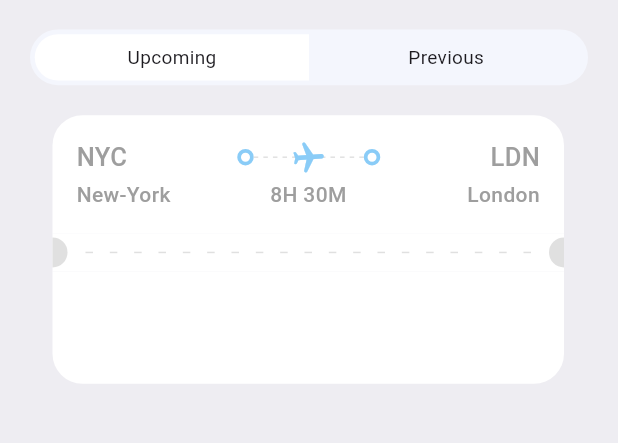
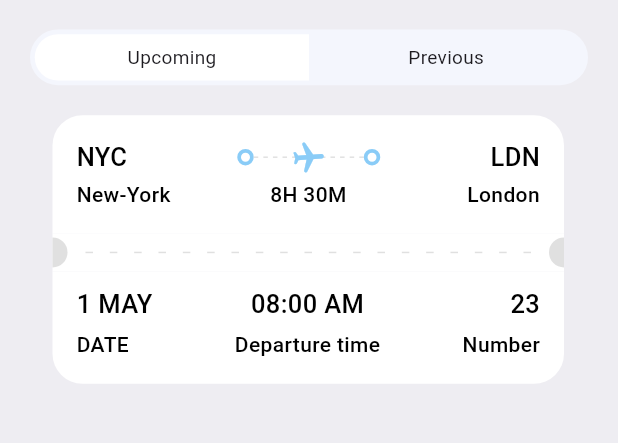
Before and after one commit to Shajjad002/book_tickets, a Flutter app: the TicketScreen screen opened directly, on a phone screen of 412 x 824 dp, the part 146-589 px from its top. Run offline on Flutter 3.47's test engine with Material 3 defaults, Android fonts, the phone set to English and light mode, and no system bars; our stand-ins replace fluentui_icons, gap, get.

Commit message:
Ticket view color

```diff
--- a/lib/screens/ticket_view.dart
+++ b/lib/screens/ticket_view.dart
@@ -33,7 +33,7 @@ class TicketView extends StatelessWidget{
                 children: [
                   Row(
                     children: [
-                      Text(ticket['from']['code'], style: isColor==null? Styles.headLineStyle3.copyWith(color: Colors.white):Styles.headLineStyle3),
+                      Text(ticket['from']['code'], style: isColor==null? Styles.headLineStyle3.copyWith(color: Colors.white):Styles.headLineStyle3.copyWith(color: Colors.black)),
                       Expanded(child: Container()),
                       ThickContainer(isColor:true),
                       Expanded(child: Stack(
@@ -64,7 +64,7 @@ class TicketView extends StatelessWidget{
 
                       ThickContainer(isColor:true),
                       Expanded(child: Container()),
-                      Text(ticket['to']['code'], style: isColor==null? Styles.headLineStyle3.copyWith(color: Colors.white):Styles.headLineStyle3),
+                      Text(ticket['to']['code'], style: isColor==null? Styles.headLineStyle3.copyWith(color: Colors.white):Styles.headLineStyle3.copyWith(color: Colors.black)),
                     ],
                   ),
                   const Gap(3),
@@ -72,11 +72,11 @@ class TicketView extends StatelessWidget{
                     mainAxisAlignment: MainAxisAlignment.spaceBetween,
                     children: [
                       SizedBox(
-                        width: 100,child: Text(ticket['from']['name'],style: isColor==null? Styles.headLineStyle4.copyWith(color: Colors.white):Styles.headLineStyle4),
+                        width: 100,child: Text(ticket['from']['name'],style: isColor==null? Styles.headLineStyle4.copyWith(color: Colors.white):Styles.headLineStyle4.copyWith(color: Colors.black)),
                       ),
-                      Text(ticket['flying_time'], style:isColor==null? Styles.headLineStyle4.copyWith(color: Colors.white):Styles.headLineStyle4),
+                      Text(ticket['flying_time'], style:isColor==null? Styles.headLineStyle4.copyWith(color: Colors.white):Styles.headLineStyle4.copyWith(color: Colors.black)),
                       SizedBox(
-                        width: 100,child: Text(ticket['to']['name'],textAlign:TextAlign.end, style: isColor==null? Styles.headLineStyle4.copyWith(color: Colors.white):Styles.headLineStyle4),
+                        width: 100,child: Text(ticket['to']['name'],textAlign:TextAlign.end, style: isColor==null? Styles.headLineStyle4.copyWith(color: Colors.white):Styles.headLineStyle4.copyWith(color: Colors.black)),
                       ),
                     ],
                   )
@@ -142,25 +142,25 @@ class TicketView extends StatelessWidget{
                       Column(
                         crossAxisAlignment: CrossAxisAlignment.start,
                         children: [
-                          Text(ticket['date'], style: Styles.headLineStyle3.copyWith(color: Colors.white)),
+                          Text(ticket['date'], style:isColor==null? Styles.headLineStyle3.copyWith(color: Colors.white):Styles.headLineStyle3.copyWith(color: Colors.black)),
                           const Gap(5),
-                          Text("DATE", style: Styles.headLineStyle4.copyWith(color: Colors.white)),
+                          Text("DATE", style: isColor==null? Styles.headLineStyle4.copyWith(color: Colors.white):Styles.headLineStyle4.copyWith(color: Colors.black)),
                         ],
                       ),
                       Column(
                         crossAxisAlignment: CrossAxisAlignment.center,
                         children: [
-                          Text(ticket['departure_time'], style: Styles.headLineStyle3.copyWith(color: Colors.white)),
+                          Text(ticket['departure_time'], style: isColor==null? Styles.headLineStyle3.copyWith(color: Colors.white):Styles.headLineStyle3.copyWith(color: Colors.black)),
                           const Gap(5),
-                          Text("Departure time", style: Styles.headLineStyle4.copyWith(color: Colors.white)),
+                          Text("Departure time", style: isColor==null? Styles.headLineStyle4.copyWith(color: Colors.white):Styles.headLineStyle4.copyWith(color: Colors.black)),
                         ],
                       ),
                       Column(
                         crossAxisAlignment: CrossAxisAlignment.end,
                         children: [
-                          Text(ticket['number'].toString(), style: Styles.headLineStyle3.copyWith(color: Colors.white)),
+                          Text(ticket['number'].toString(), style: isColor==null? Styles.headLineStyle3.copyWith(color: Colors.white):Styles.headLineStyle3.copyWith(color: Colors.black)),
                           const Gap(5),
-                          Text("Number", style: Styles.headLineStyle4.copyWith(color: Colors.white)),
+                          Text("Number", style: isColor==null? Styles.headLineStyle4.copyWith(color: Colors.white):Styles.headLineStyle4.copyWith(color: Colors.black)),
                         ],
                       )
                     ],
```
